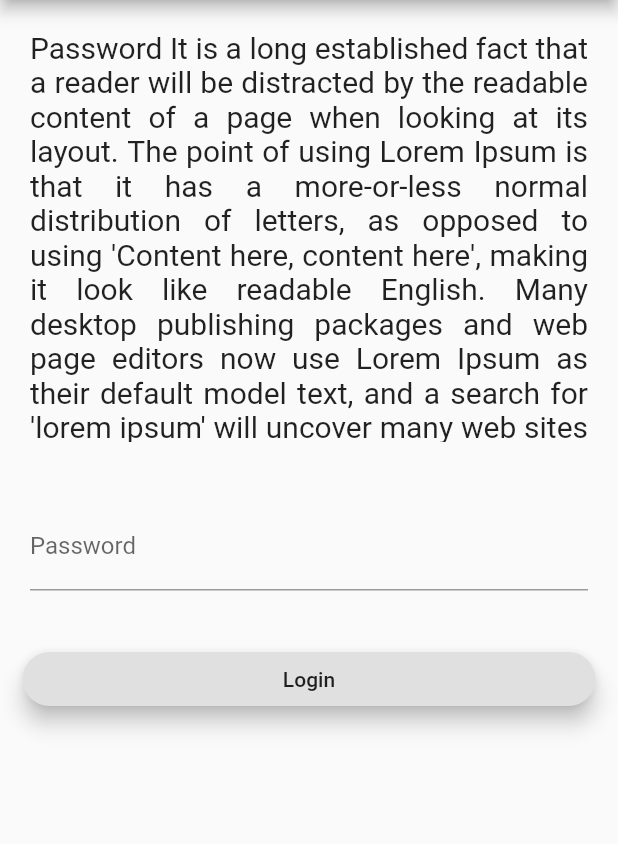
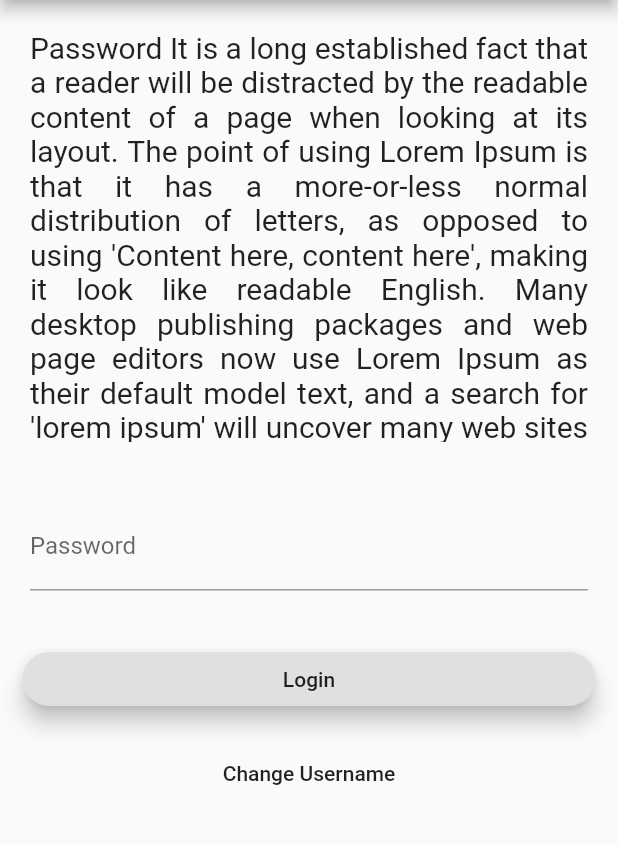
Before and after one commit to MohsenDehghankar/project_tracker, a Flutter app: the screen it shows after launch, after a tap on "NEXT", on a phone screen of 412 x 824 dp, the part 84-928 px from its top. Run offline on Flutter 3.47's test engine with Material 2 defaults, Android fonts, the phone set to English and light mode, and no system bars.

Commit message:
return to username btn

```diff
--- a/lib/style/strings.dart
+++ b/lib/style/strings.dart
@@ -11,4 +11,5 @@ Password It is a long established fact that a reader will be distracted by the r
   static const String next = "NEXT";
   static const String login = "Login";
   static const String appTitle = "Project Tracker";
+  static const String returnToUsername = "Change Username";
 }
--- a/lib/ui/auth/auth_widget.dart
+++ b/lib/ui/auth/auth_widget.dart
@@ -9,8 +9,6 @@ import 'package:project_tracker/ui/auth/portrait_auth_state.dart';
 ///   2. Description
 ///
 class AuthStatefulWidget extends StatefulWidget {
-
-
   @override
   AuthState createState() => AuthState();
 }
@@ -23,7 +21,7 @@ class AuthState extends State<AuthStatefulWidget> {
   String username;
   String password;
   bool isUsrPage;
-
+  bool requestSent;
 
   // on Next button pressed
   void onNextPressed() {
@@ -35,21 +33,35 @@ class AuthState extends State<AuthStatefulWidget> {
   // on Login btn pressed
   void onLoginPressed() {
     // todo implement (API)
+    setState(() {
+      requestSent = true;
+    });
+  }
+
+  // return to username field
+  void returnToUsername() {
+    setState(() {
+      isUsrPage = true;
+    });
   }
 
   @override
   void initState() {
     super.initState();
     isUsrPage = true;
+    requestSent = false;
   }
 
   @override
   Widget build(BuildContext context) {
     var orientation = MediaQuery.of(context).orientation;
-    return orientation == Orientation.portrait
-        ? PortraitAuthBuilder(this).build(onNextPressed, onLoginPressed)
-        : LandscapeAuthBuilder(this)
-            .build(onNextPressed, onLoginPressed);
+    return AnimatedSwitcher(
+        duration: Duration(milliseconds: 500),
+        child: orientation == Orientation.portrait
+            ? PortraitAuthBuilder(this)
+                .build(onNextPressed, onLoginPressed, returnToUsername)
+            : LandscapeAuthBuilder(this)
+                .build(onNextPressed, onLoginPressed, returnToUsername));
   }
 }
 
@@ -59,7 +71,6 @@ class AuthState extends State<AuthStatefulWidget> {
 abstract class AuthWidgetBuilder {
   AuthState authState;
 
-
   AuthWidgetBuilder(this.authState);
 
   // Description part
@@ -68,8 +79,8 @@ abstract class AuthWidgetBuilder {
   // Input field & button
   Widget loginWidget;
 
-  Widget buildLoginWidget(
-      void Function() onNextPressed, void Function() onLoginPressed);
+  Widget buildLoginWidget(void Function() onNextPressed,
+      void Function() onLoginPressed, void Function() returnToUsername);
 
   // build description widget
   Widget buildDecsWidget();
--- a/lib/ui/auth/auth_widget_utils.dart
+++ b/lib/ui/auth/auth_widget_utils.dart
@@ -78,24 +78,37 @@ class LoginWidgetBuilder {
       orientation == Orientation.landscape ? size.width / 3 : size.width;
 
   // build input text field
-  Widget _buildInputField() {
+  Widget _buildInputField(void Function() btnPressed) {
     return Container(
         margin: EdgeInsets.all(20.0),
         width: _getTextFieldWidth(),
         child: TextField(
           key: UniqueKey(),
-          // todo implement onSubmitted
+          onSubmitted: (input) => btnPressed(),
           textInputAction: TextInputAction.next,
           decoration: InputDecoration(
               labelText: isUsrLogin ? Strings.username : Strings.password),
         ));
   }
 
-  Widget build(void Function() buttonPressed) {
+  // button to return to username
+  Widget _getReturnWidget(void Function() returnToUsername) {
+    return Center(
+      child: FlatButton(
+          onPressed: returnToUsername, child: Text(Strings.returnToUsername)),
+    );
+  }
+
+  Widget build(
+      void Function() buttonPressed, void Function() returnToUsername) {
     return Expanded(
         child: SingleChildScrollView(
             child: Column(
-      children: <Widget>[_buildInputField(), _buildLoginButton(buttonPressed)],
+      children: <Widget>[
+        _buildInputField(buttonPressed),
+        _buildLoginButton(buttonPressed),
+        isUsrLogin ? Center() : _getReturnWidget(returnToUsername)
+      ],
     )));
   }
 }
--- a/lib/ui/auth/portrait_auth_state.dart
+++ b/lib/ui/auth/portrait_auth_state.dart
@@ -23,15 +23,16 @@ class PortraitAuthBuilder extends AuthWidgetBuilder {
 
   // build login widget
   @override
-  Widget buildLoginWidget(
-      void Function() onNextPressed, void Function() onLoginPressed) {
+  Widget buildLoginWidget(void Function() onNextPressed,
+      void Function() onLoginPressed, void Function() returnToUsername) {
     var builder = LoginWidgetBuilder()
       ..size = MediaQuery.of(authState.context).size
       ..orientation = Orientation.portrait
       ..isUsrLogin = authState.isUsrPage;
 
-    return builder
-        .build(this.authState.isUsrPage ? onNextPressed : onLoginPressed);
+    return builder.build(
+        this.authState.isUsrPage ? onNextPressed : onLoginPressed,
+        returnToUsername);
   }
 
   BoxConstraints _getConstraints() {
@@ -41,15 +42,20 @@ class PortraitAuthBuilder extends AuthWidgetBuilder {
             AppBar().preferredSize.height * 2);
   }
 
-  Widget build(void Function() onNextPressed, void Function() onLoginPressed) {
+  Widget build(void Function() onNextPressed, void Function() onLoginPressed,
+      void Function() returnToUsername) {
     return SingleChildScrollView(
+      key: UniqueKey(),
       child: ConstrainedBox(
         constraints: _getConstraints(),
         child: IntrinsicHeight(
           child: Column(
             children: <Widget>[
               buildDecsWidget(),
-              buildLoginWidget(onNextPressed, onLoginPressed)
+              authState.requestSent
+                  ? CircularProgressIndicator()
+                  : buildLoginWidget(
+                      onNextPressed, onLoginPressed, returnToUsername),
             ],
           ),
         ),
```
Also changed, not shown: lib/ui/auth/landscape_auth_state.dart (+11 -6 lines).
